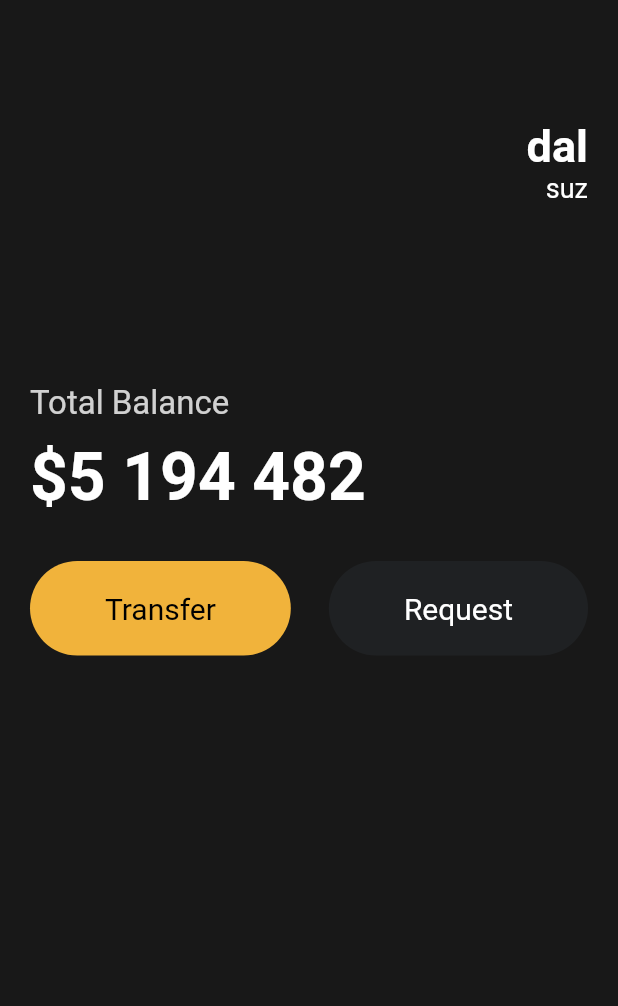
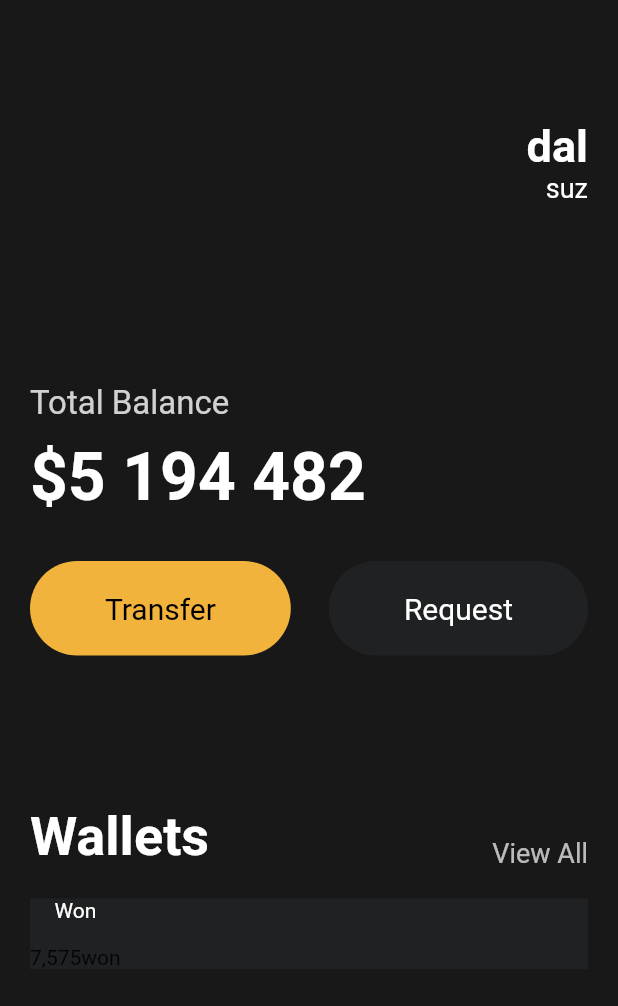
Before and after one commit to MoonhaloSUZ/Flutter, a Flutter app: the screen it shows after launch, on a phone screen of 412 x 824 dp. Shown: the top 1006 px of the screen. Run offline on Flutter 3.47's test engine with Material 2 defaults, Android fonts, the phone set to English and light mode, and no system bars.

Commit message:
card container

```diff
--- a/webtoon/lib/main.dart
+++ b/webtoon/lib/main.dart
@@ -108,7 +108,67 @@ class App extends StatelessWidget {
                         bgColor: Color(0xff1f2123),
                         textColor: Colors.white),
                   ],
-                )
+                ),
+                const SizedBox(
+                  height: 100,
+                ),
+                Row(
+                  crossAxisAlignment: CrossAxisAlignment.end,
+                  mainAxisAlignment: MainAxisAlignment.spaceBetween,
+
+                  //Row는 main과 cross 축이 있다
+                  //main은 가로축, cross는 세로축을 의미한다.
+                  //column에서는 main이 세로, cross가 가로.
+
+                  children: [
+                    const Text(
+                      'Wallets',
+                      style: TextStyle(
+                        color: Colors.white,
+                        fontSize: 36,
+                        fontWeight: FontWeight.w600,
+                      ),
+                    ),
+                    Text(
+                      'View All',
+                      style: TextStyle(
+                        color: Colors.white.withOpacity(0.7),
+                        fontSize: 18,
+                      ),
+                    )
+                  ],
+                ),
+                const SizedBox(
+                  height: 20,
+                ),
+                Container(
+                  decoration: const BoxDecoration(
+                    color: Color(0xFF1F2123),
+                  ),
+                  child: Row(
+                    children: [
+                      Column(
+                        children: [
+                          const Text(
+                            'Won',
+                            style: TextStyle(
+                              color: Colors.white,
+                            ),
+                          ),
+                          const SizedBox(
+                            height: 15,
+                          ),
+                          Row(
+                            children: const [
+                              Text('7,575'),
+                              Text('won'),
+                            ],
+                          ),
+                        ],
+                      ),
+                    ],
+                  ),
+                ),
               ],
             ),
           )),
```
